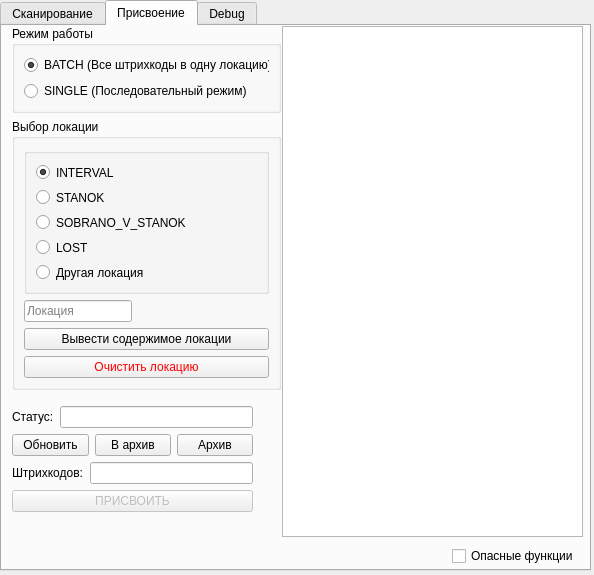
Slava-Gll/BatchBarQT, file main_widget.ui: the form before one commit.
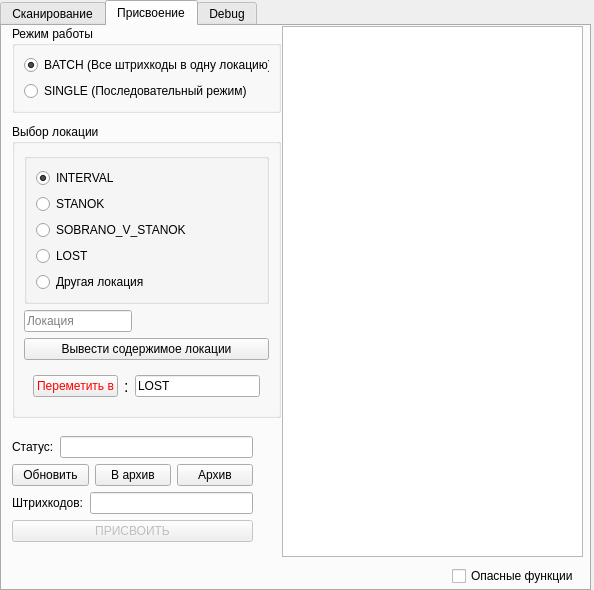
The form after the commit.

Commit message: fixed input field being not cleared

What changed in the file:
```diff
--- a/main_widget.ui
+++ b/main_widget.ui
@@ -7,7 +7,7 @@
     <x>0</x>
     <y>0</y>
     <width>594</width>
-    <height>575</height>
+    <height>590</height>
    </rect>
   </property>
   <property name="sizePolicy">
@@ -28,7 +28,7 @@
      <x>0</x>
      <y>0</y>
      <width>591</width>
-     <height>571</height>
+     <height>591</height>
     </rect>
    </property>
    <property name="currentIndex">
@@ -155,7 +155,7 @@
        <x>280</x>
        <y>0</y>
        <width>301</width>
-       <height>511</height>
+       <height>531</height>
       </rect>
      </property>
      <property name="readOnly">
@@ -166,7 +166,7 @@
      <property name="geometry">
       <rect>
        <x>10</x>
-       <y>380</y>
+       <y>410</y>
        <width>241</width>
        <height>151</height>
       </rect>
@@ -264,7 +264,7 @@
        <x>10</x>
        <y>0</y>
        <width>269</width>
-       <height>364</height>
+       <height>392</height>
       </rect>
      </property>
      <layout class="QVBoxLayout" name="verticalLayout_4">
@@ -417,6 +417,9 @@
           </widget>
          </item>
          <item>
+          <widget class="QWidget" name="danger_group" native="true">
+           <layout class="QHBoxLayout" name="horizontalLayout_dangerous">
+            <item>
           <widget class="QPushButton" name="pushButton_clear_location">
            <property name="enabled">
             <bool>true</bool>
@@ -449,13 +452,38 @@
             </palette>
            </property>
            <property name="text">
-            <string>Очистить локацию</string>
+               <string>Переметить в</string>
            </property>
            <property name="checkable">
             <bool>false</bool>
            </property>
           </widget>
          </item>
+            <item>
+             <widget class="QLabel" name="label_2">
+              <property name="font">
+               <font>
+                <pointsize>12</pointsize>
+               </font>
+              </property>
+              <property name="text">
+               <string>:</string>
+              </property>
+              <property name="textFormat">
+               <enum>Qt::PlainText</enum>
+              </property>
+             </widget>
+            </item>
+            <item>
+             <widget class="QLineEdit" name="lineEdit">
+              <property name="text">
+               <string>LOST</string>
+              </property>
+             </widget>
+            </item>
+           </layout>
+          </widget>
+         </item>
         </layout>
        </widget>
       </item>
@@ -465,7 +493,7 @@
      <property name="geometry">
       <rect>
        <x>450</x>
-       <y>520</y>
+       <y>540</y>
        <width>131</width>
        <height>20</height>
       </rect>
```
Lines whose indentation alone changed are shown as unchanged. The commit also changes 2 other files.
